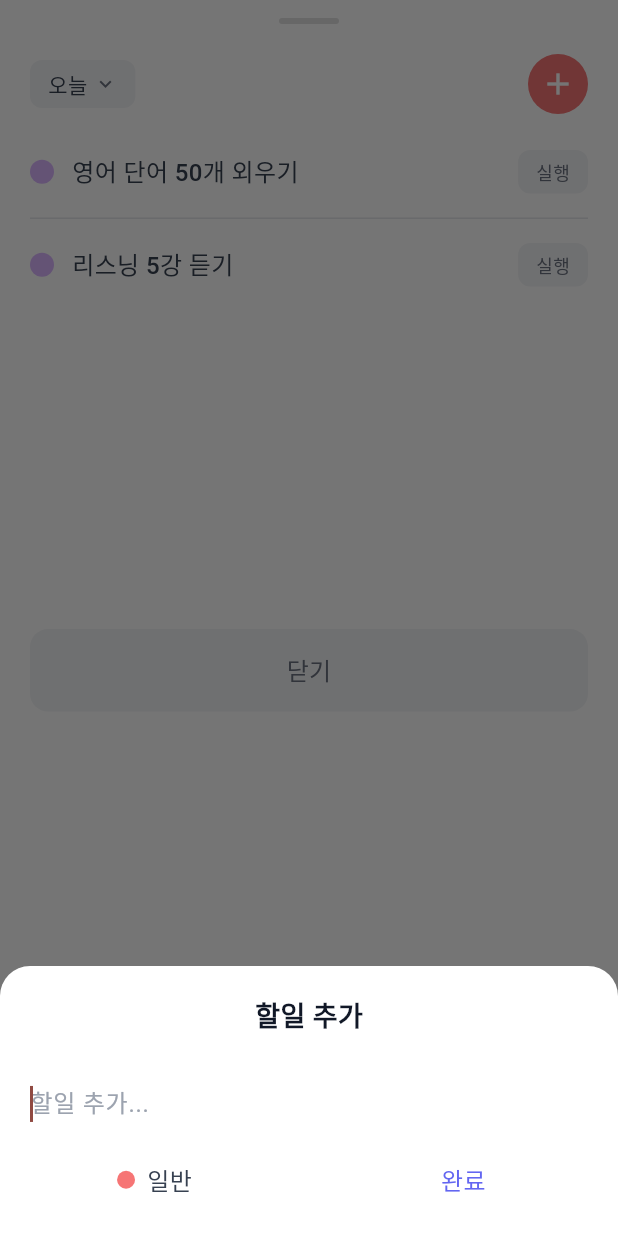
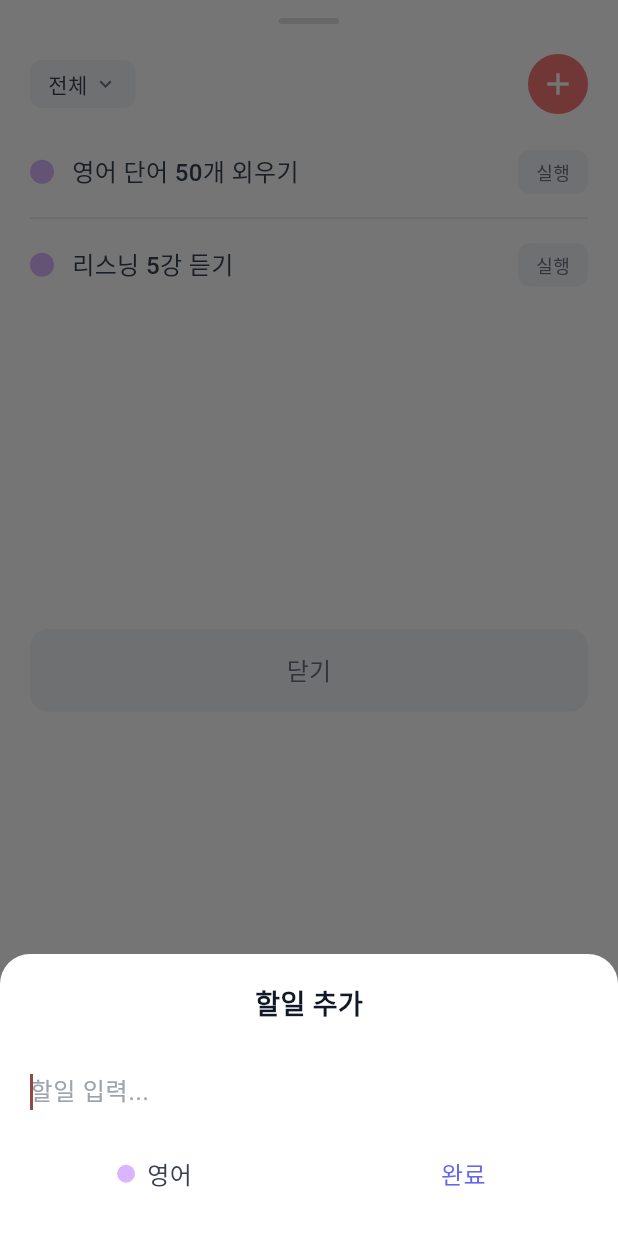
Before and after one commit to solve-z/TimeDog_Test, a Flutter app: the TodoSelectionDialog widget shown alone on an empty page, opened directly, after a tap on the "add" icon, on a phone screen of 412 x 824 dp. Run offline on Flutter 3.47's test engine with Material 3 defaults, Android fonts, the phone set to English and light mode, and no system bars; our stand-ins replace device_info_plus, flutter_local_notifications, flutter_riverpod, flutter_svg, permission_handler, shared_preferences; missing offline and left inert: flutter_background; accounts and stored records are empty; Roboto replaces fonts that are missing (OmyuPretty).

Commit message:
feat: 할일선택 필터링 종류 수정, 할일 추가 시 선택된 카테고리 반영

```diff
--- a/lib/common/dialog/d_add_todo.dart
+++ b/lib/common/dialog/d_add_todo.dart
@@ -4,15 +4,14 @@ import 'package:timedog_test/common/constant/app_constants.dart';
 import '../../screen/main/tab/todo/todo_provider.dart';
 import '../../screen/main/tab/todo/vo/vo_todo_item.dart';
 import '../../screen/main/tab/todo/category_order_provider.dart';
+import '../util/category_utils.dart';
 import 'd_category_selection.dart';
 
 class AddTodoDialog extends ConsumerStatefulWidget {
   final DateTime? selectedDate;
+  final String? selectedCategory;
 
-  const AddTodoDialog({
-    super.key,
-    this.selectedDate,
-  });
+  const AddTodoDialog({super.key, this.selectedDate, this.selectedCategory});
 
   @override
   ConsumerState<AddTodoDialog> createState() => _AddTodoDialogState();
@@ -27,6 +26,39 @@ class _AddTodoDialogState extends ConsumerState<AddTodoDialog> {
   void initState() {
     super.initState();
     titleController = TextEditingController();
+    _initializeCategory();
+  }
+
+  void _initializeCategory() {
+    final todoState = ref.read(todoProvider);
+    final categoryOrderNotifier = ref.read(categoryOrderProvider.notifier);
+
+    // 전달받은 카테고리가 있는 경우
+    if (widget.selectedCategory != null && widget.selectedCategory != '전체') {
+      selectedCategory = widget.selectedCategory!;
+      // 해당 카테고리의 색상을 찾아서 설정
+      try {
+        final todo = todoState.allTodos.firstWhere(
+          (todo) => todo.category == widget.selectedCategory,
+        );
+        selectedColor = todo.color;
+      } catch (e) {
+        // 해당 카테고리를 찾을 수 없는 경우 기본 색상 유지
+      }
+    } else {
+      // 전체이거나 카테고리가 없는 경우, 첫 번째 카테고리 사용
+      final extractedCategories = CategoryUtils.extractCategoriesFromTodos(
+        todoState.allTodos,
+      );
+      final sortedCategories = categoryOrderNotifier.sortCategoriesByOrder(
+        extractedCategories,
+      );
+
+      if (sortedCategories.isNotEmpty) {
+        selectedCategory = sortedCategories.first['name'] as String;
+        selectedColor = sortedCategories.first['color'] as Color;
+      }
+    }
   }
 
   @override
@@ -78,7 +110,7 @@ class _AddTodoDialogState extends ConsumerState<AddTodoDialog> {
                   color: Color(0xFF111827),
                 ),
                 decoration: InputDecoration(
-                  hintText: '할일 추가...',
+                  hintText: '할일 입력...',
                   hintStyle: const TextStyle(
                     fontFamily: 'OmyuPretty',
                     color: Color(0xFF9CA3AF),
@@ -94,10 +126,12 @@ class _AddTodoDialogState extends ConsumerState<AddTodoDialog> {
               children: [
                 // 카테고리 선택
                 Expanded(
-                  child: GestureDetector(
+                  child: Material(
+                    color: Colors.transparent,
+                    child: InkWell(
                       onTap: () => _showCategorySelection(),
                       child: Container(
-                      padding: const EdgeInsets.symmetric(vertical: 16),
+                        padding: const EdgeInsets.symmetric(vertical: 20, horizontal: 16),
                         child: Row(
                           mainAxisAlignment: MainAxisAlignment.center,
                           children: [
@@ -123,10 +157,13 @@ class _AddTodoDialogState extends ConsumerState<AddTodoDialog> {
                       ),
                     ),
                   ),
+                ),
 
                 // 완료 버튼
                 Expanded(
-                  child: GestureDetector(
+                  child: Material(
+                    color: Colors.transparent,
+                    child: InkWell(
                       onTap: () {
                         if (titleController.text.trim().isNotEmpty) {
                           _addNewTodo();
@@ -134,7 +171,7 @@ class _AddTodoDialogState extends ConsumerState<AddTodoDialog> {
                         }
                       },
                       child: Container(
-                      padding: const EdgeInsets.symmetric(vertical: 16),
+                        padding: const EdgeInsets.symmetric(vertical: 20, horizontal: 16),
                         child: const Text(
                           '완료',
                           textAlign: TextAlign.center,
@@ -143,6 +180,7 @@ class _AddTodoDialogState extends ConsumerState<AddTodoDialog> {
                             fontSize: 16,
                             fontWeight: FontWeight.w500,
                             color: Color(0xFF6366F1),
+                          ),
                         ),
                       ),
                     ),
@@ -161,7 +199,9 @@ class _AddTodoDialogState extends ConsumerState<AddTodoDialog> {
   void _showCategorySelection() async {
     final result = await showDialog<Map<String, Color>>(
       context: context,
-      builder: (context) => CategorySelectionDialog(currentCategory: selectedCategory),
+      builder:
+          (context) =>
+              CategorySelectionDialog(currentCategory: selectedCategory),
     );
 
     if (result != null) {
@@ -197,11 +237,18 @@ class _AddTodoDialogState extends ConsumerState<AddTodoDialog> {
   }
 }
 
-void showAddTodoDialog(BuildContext context, {DateTime? selectedDate}) {
+void showAddTodoDialog(
+  BuildContext context, {
+  DateTime? selectedDate,
+  String? selectedCategory,
+}) {
   showModalBottomSheet(
     context: context,
     isScrollControlled: true,
     backgroundColor: Colors.transparent,
-    builder: (context) => AddTodoDialog(selectedDate: selectedDate),
+    builder: (context) => AddTodoDialog(
+      selectedDate: selectedDate,
+      selectedCategory: selectedCategory,
+    ),
   );
 }
--- a/lib/common/dialog/d_todo_selection.dart
+++ b/lib/common/dialog/d_todo_selection.dart
@@ -11,12 +11,13 @@ class TodoSelectionDialog extends ConsumerStatefulWidget {
   const TodoSelectionDialog({super.key});
 
   @override
-  ConsumerState<TodoSelectionDialog> createState() => _TodoSelectionDialogState();
+  ConsumerState<TodoSelectionDialog> createState() =>
+      _TodoSelectionDialogState();
 }
 
 class _TodoSelectionDialogState extends ConsumerState<TodoSelectionDialog> {
   bool showDateSelection = false;
-  String selectedDateFilter = '오늘';
+  String selectedDateFilter = '전체';
 
   @override
   Widget build(BuildContext context) {
@@ -94,7 +95,10 @@ class _TodoSelectionDialogState extends ConsumerState<TodoSelectionDialog> {
                       ),
                     ),
                     GestureDetector(
-                      onTap: () => showAddTodoDialog(context),
+                      onTap: () => showAddTodoDialog(
+                        context,
+                        selectedCategory: selectedDateFilter,
+                      ),
                       child: Container(
                         width: 40,
                         height: 40,
@@ -115,17 +119,21 @@ class _TodoSelectionDialogState extends ConsumerState<TodoSelectionDialog> {
 
               // 내용 영역 (날짜 선택 또는 할일 목록)
               Expanded(
-                child: showDateSelection
-                    ? _buildDateSelectionContent(
-                        selectedDateFilter,
-                        (filter) {
+                child:
+                    showDateSelection
+                        ? _buildDateSelectionContent(selectedDateFilter, (
+                          filter,
+                        ) {
                           setState(() {
                             selectedDateFilter = filter;
                             showDateSelection = false;
                           });
-                        },
-                      )
-                    : _buildFilteredTodoList(todoState, todoNotifier, selectedDateFilter),
+                        })
+                        : _buildFilteredTodoList(
+                          todoState,
+                          todoNotifier,
+                          selectedDateFilter,
+                        ),
               ),
 
               // 닫기 버튼
@@ -172,16 +180,18 @@ class _TodoSelectionDialogState extends ConsumerState<TodoSelectionDialog> {
     final categoryOrderNotifier = ref.read(categoryOrderProvider.notifier);
 
     final dateOptions = [
-      {'title': '오늘', 'icon': Icons.wb_sunny_outlined},
-      {'title': '내일', 'icon': Icons.wb_twilight_outlined},
-      {'title': '이번 주', 'icon': Icons.calendar_today_outlined},
+      {'title': '전체', 'icon': Icons.list_outlined},
     ];
 
     // 실제 할일에서 사용 중인 카테고리 추출
-    final extractedCategories = CategoryUtils.extractCategoriesFromTodos(todoState.allTodos);
+    final extractedCategories = CategoryUtils.extractCategoriesFromTodos(
+      todoState.allTodos,
+    );
 
     // 저장된 순서에 따라 카테고리 정렬
-    final categories = categoryOrderNotifier.sortCategoriesByOrder(extractedCategories);
+    final categories = categoryOrderNotifier.sortCategoriesByOrder(
+      extractedCategories,
+    );
 
     return SingleChildScrollView(
       child: Column(
@@ -195,7 +205,7 @@ class _TodoSelectionDialogState extends ConsumerState<TodoSelectionDialog> {
               isSelected,
               () => onFilterSelected(option['title'] as String),
             );
-          }).toList(),
+          }),
 
           // 카테고리 목록 (날짜 옵션 바로 아래 이어서)
           ...categories.map((category) {
@@ -206,7 +216,7 @@ class _TodoSelectionDialogState extends ConsumerState<TodoSelectionDialog> {
               isSelected,
               () => onFilterSelected(category['name'] as String),
             );
-          }).toList(),
+          }),
         ],
       ),
     );
@@ -294,17 +304,19 @@ class _TodoSelectionDialogState extends ConsumerState<TodoSelectionDialog> {
     );
   }
 
-  Widget _buildFilteredTodoList(TodoState todoState, TodoNotifier todoNotifier, String filter) {
+  Widget _buildFilteredTodoList(
+    TodoState todoState,
+    TodoNotifier todoNotifier,
+    String filter,
+  ) {
     final filteredTodos = _getFilteredTodos(todoState.allTodos, filter);
 
     return ListView.separated(
       padding: const EdgeInsets.symmetric(horizontal: 20),
       itemCount: filteredTodos.length,
-      separatorBuilder: (context, index) => const Divider(
-        height: 1,
-        thickness: 1,
-        color: Color(0xFFE5E7EB),
-      ),
+      separatorBuilder:
+          (context, index) =>
+              const Divider(height: 1, thickness: 1, color: Color(0xFFE5E7EB)),
       itemBuilder: (context, index) {
         final todo = filteredTodos[index];
         final isSelected = todoState.selectedTodo?.id == todo.id;
@@ -340,7 +352,10 @@ class _TodoSelectionDialogState extends ConsumerState<TodoSelectionDialog> {
                   Navigator.of(context).pop();
                 },
                 child: Container(
-                  padding: const EdgeInsets.symmetric(horizontal: 12, vertical: 6),
+                  padding: const EdgeInsets.symmetric(
+                    horizontal: 12,
+                    vertical: 6,
+                  ),
                   decoration: BoxDecoration(
                     color: isSelected ? todo.color : const Color(0xFFF3F4F6),
                     borderRadius: BorderRadius.circular(8),
@@ -351,7 +366,8 @@ class _TodoSelectionDialogState extends ConsumerState<TodoSelectionDialog> {
                       fontFamily: 'OmyuPretty',
                       fontSize: 12,
                       fontWeight: FontWeight.w500,
-                      color: isSelected ? Colors.white : const Color(0xFF6B7280),
+                      color:
+                          isSelected ? Colors.white : const Color(0xFF6B7280),
                     ),
                   ),
                 ),
@@ -365,36 +381,22 @@ class _TodoSelectionDialogState extends ConsumerState<TodoSelectionDialog> {
 
   List<TodoItemVo> _getFilteredTodos(List<TodoItemVo> todos, String filter) {
     final incompleteTodos = todos.where((todo) => !todo.isCompleted).toList();
+    final todayTodos =
+        incompleteTodos.where((todo) => _isToday(todo.scheduledDate)).toList();
 
     switch (filter) {
-      case '오늘':
-        return incompleteTodos.where((todo) => _isToday(todo.scheduledDate)).toList();
-      case '내일':
-        return incompleteTodos.where((todo) => _isTomorrow(todo.scheduledDate)).toList();
-      case '이번 주':
-        return incompleteTodos.where((todo) => _isThisWeek(todo.scheduledDate)).toList();
+      case '전체':
+        return todayTodos;
       default:
-        return incompleteTodos.where((todo) => todo.category == filter).toList();
+        return todayTodos.where((todo) => todo.category == filter).toList();
     }
   }
 
   bool _isToday(DateTime date) {
     final now = DateTime.now();
-    return date.year == now.year && date.month == now.month && date.day == now.day;
-  }
-
-  bool _isTomorrow(DateTime date) {
-    final tomorrow = DateTime.now().add(const Duration(days: 1));
-    return date.year == tomorrow.year && date.month == tomorrow.month && date.day == tomorrow.day;
-  }
-
-  bool _isThisWeek(DateTime date) {
-    final now = DateTime.now();
-    final startOfWeek = now.subtract(Duration(days: now.weekday - 1));
-    final endOfWeek = startOfWeek.add(const Duration(days: 6));
-
-    return date.isAfter(startOfWeek.subtract(const Duration(days: 1))) &&
-           date.isBefore(endOfWeek.add(const Duration(days: 1)));
+    return date.year == now.year &&
+        date.month == now.month &&
+        date.day == now.day;
   }
 }
 
--- a/lib/screen/main/tab/timer/s_timer.dart
+++ b/lib/screen/main/tab/timer/s_timer.dart
@@ -1,3 +1,5 @@
+// ignore_for_file: deprecated_member_use
+
 import 'package:flutter/material.dart';
 import 'package:flutter_riverpod/flutter_riverpod.dart';
 import 'f_character_animation.dart';
```
Lines whose indentation alone changed are shown as unchanged.
